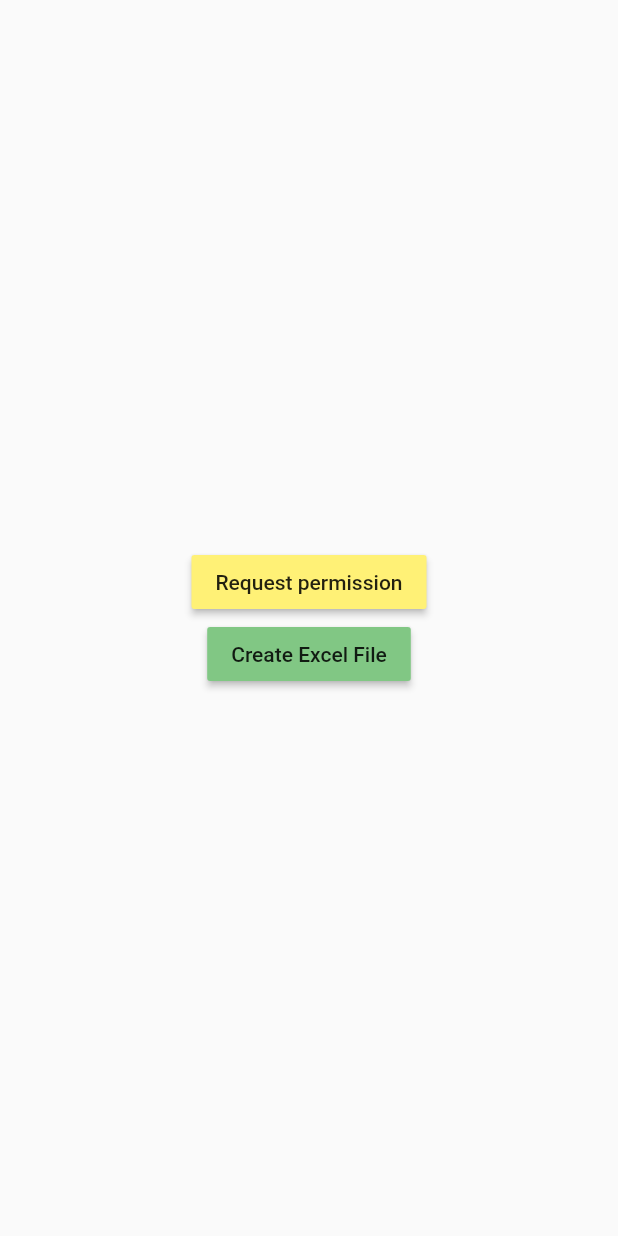
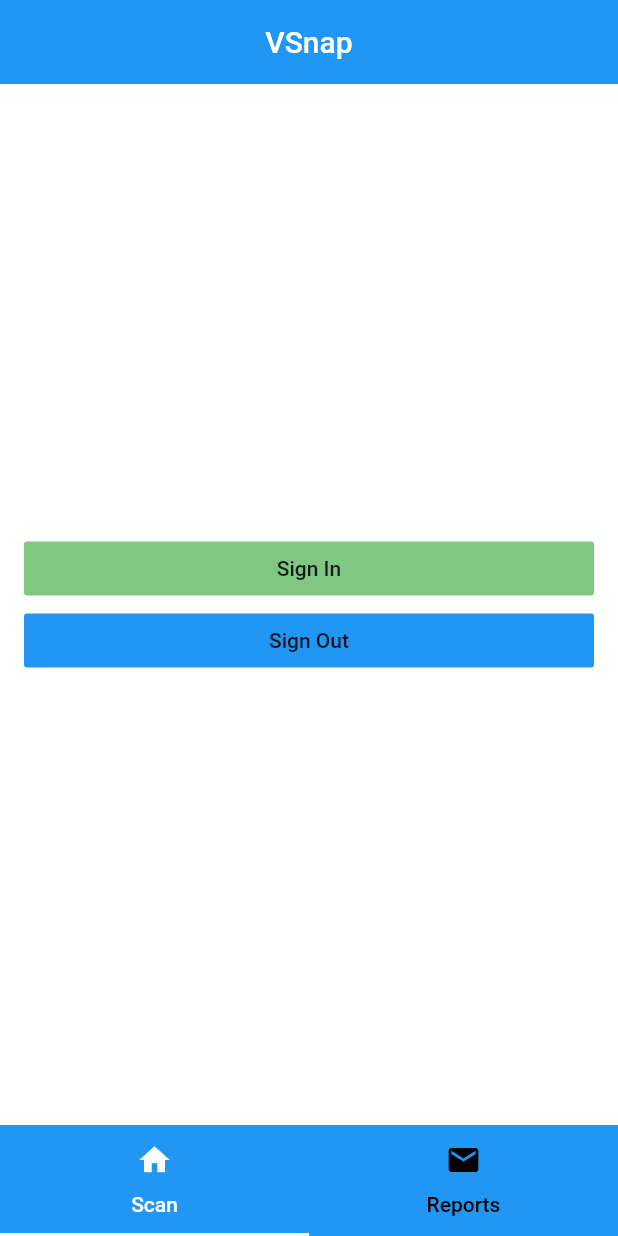
Before and after one commit to kitsoNamane/vsnap, a Flutter app: the screen it shows after launch, on a phone screen of 412 x 824 dp. Run offline on Flutter 3.47's test engine with Material 2 defaults, Android fonts, the phone set to English and light mode, and no system bars; our stand-ins replace moor, moor_ffi, permission_handler; missing offline and left inert: excel, flutter_email_sender, flutter_mrz_scanner; generated files the repository leaves out were written again.

```diff
--- a/lib/data/local/excel_data_source.dart
+++ b/lib/data/excel_data_source.dart
@@ -48,5 +48,6 @@ class ExcelDataSource {
     //print("$row");
     //}
     //}
+    return Future.value();
   }
 }
--- a/lib/main.dart
+++ b/lib/main.dart
@@ -1,52 +1,4 @@
 import 'package:flutter/material.dart';
-import 'package:vsnap/data/local/excel_data_source.dart';
-import 'package:vsnap/utils/permissions_service.dart';
-import 'package:vsnap/utils/utils.dart';
+import 'package:vsnap/ui/ui.dart';
 
-void main() => runApp(MyApp());
-
-class MyApp extends StatelessWidget {
-  @override
-  Widget build(BuildContext context) {
-    return MaterialApp(
-        title: 'Flutter Demo',
-        home: Scaffold(
-          body: Center(
-            child: Column(
-              crossAxisAlignment: CrossAxisAlignment.center,
-              mainAxisAlignment: MainAxisAlignment.center,
-              children: <Widget>[
-                MaterialButton(
-                  color: Colors.yellow[300],
-                  child: Text('Request permission'),
-                  onPressed: () {
-                    getAppPermissions();
-                    //Utils.myUtils();
-                    //var _excel = ExcelDataSource();
-                    //_excel.createExcelFile();
-                  },
-                ),
-                MaterialButton(
-                  color: Colors.green[300],
-                  child: Text('Create Excel File'),
-                  onPressed: () {
-                    var _excel = ExcelDataSource();
-                    _excel.createExcelFile(getCurrentTime()).then((file) {
-                      _excel.readExcel(file.path);
-                      sendEMail(file.path);
-                      //print("excel file created");
-                      //print("$file.path");
-                    });
-                    //var _file =
-                    //    FileStorage.file("${Utils.getCurrentTime()}.xlsx")
-                    //        .then((file) {
-                    //  print(file.path);
-                    //});
-                  },
-                ),
-              ],
-            ),
-          ),
-        ));
-  }
-}
+void main() => runApp(AndroidApp());
--- /dev/null
+++ b/lib/ui/cupertino/app.dart
@@ -0,0 +1,15 @@
+import 'package:flutter/cupertino.dart';
+
+class IOSApp extends StatelessWidget {
+  const IOSApp({Key key}) : super(key: key);
+  @override
+  Widget build(BuildContext context) {
+    return CupertinoApp(
+      home: CupertinoPageScaffold(
+        navigationBar: CupertinoNavigationBar(
+          middle: Text("VSnap"),
+        ),
+        child: Container()),
+    );
+  }
+}
--- a/lib/ui/material/app.dart
+++ b/lib/ui/material/app.dart
@@ -0,0 +1,16 @@
+import 'package:flutter/material.dart';
+import 'package:vsnap/ui/material/widgets/widgets.dart';
+
+class AndroidApp extends StatelessWidget {
+  const AndroidApp({Key key}) : super(key: key);
+
+  @override
+  Widget build(BuildContext context) {
+    return MaterialApp(
+      title: "VSnap",
+      initialRoute: '/',
+      onGenerateRoute: RouteGenerator.generateRoute,
+      home: HomePage(),
+    );
+  }
+}
--- /dev/null
+++ b/lib/ui/material/widgets/bottom_navigation.dart
@@ -0,0 +1,5 @@
+import 'package:flutter/material.dart';
+
+var bottomNavigation = BottomNavigationBar(
+  items: []
+  );
--- /dev/null
+++ b/lib/ui/material/widgets/home_page.dart
@@ -0,0 +1,38 @@
+
+import 'package:flutter/material.dart';
+
+import 'home_tab.dart';
+import 'reports_tab.dart';
+
+class HomePage extends StatelessWidget {
+  const HomePage({
+    Key key,
+  }) : super(key: key);
+
+  @override
+  Widget build(BuildContext context) {
+    return DefaultTabController(
+        length: 2,
+        child: Scaffold(
+          appBar: AppBar(
+            title: Text("VSnap"),
+            centerTitle: true,
+            elevation: 0.0,
+          ),
+          body: TabBarView(children: [HomeTab(), ReportsTab()]),
+          backgroundColor: Colors.blue,
+          bottomNavigationBar: TabBar(
+              tabs: [
+                Tab(icon: Icon(Icons.home), text: "Scan"),
+                Tab(icon: Icon(Icons.email), text: "Reports"),
+              ],
+              labelColor: Colors.white,
+              labelPadding: EdgeInsets.zero,
+              unselectedLabelColor: Colors.black,
+              indicatorWeight: 2.0,
+              indicatorSize: TabBarIndicatorSize.tab,
+              indicatorPadding: EdgeInsets.zero,
+              indicatorColor: Colors.white),
+        ));
+  }
+}
--- /dev/null
+++ b/lib/ui/material/widgets/home_tab.dart
@@ -0,0 +1,27 @@
+
+import 'package:flutter/material.dart';
+
+import 'scan_button.dart';
+
+class HomeTab extends StatelessWidget {
+  const HomeTab({
+    Key key,
+  }) : super(key: key);
+
+  @override
+  Widget build(BuildContext context) {
+      return  Container(
+        color: Colors.white,
+        child: Center(
+            child: Column(
+              crossAxisAlignment: CrossAxisAlignment.center,
+              mainAxisAlignment: MainAxisAlignment.center,
+          children: <Widget>[ScanBtn(navRoute:"Sign In", btnColor: Colors.green[300]),
+          ScanBtn(navRoute: "Sign Out", btnColor: Colors.blue[500],)
+          ],
+        ),
+        //bottomNavigationBar: BottomNavigationBar(items: null),
+    ),
+      );
+  }
+}
--- /dev/null
+++ b/lib/ui/material/widgets/scan_button.dart
@@ -0,0 +1,24 @@
+import 'package:flutter/material.dart';
+
+class ScanBtn extends StatelessWidget {
+  final String navRoute;
+  final Color btnColor;
+
+  const ScanBtn({Key key, this.navRoute, this.btnColor}) : super(key: key);
+
+  @override
+  Widget build(BuildContext context) {
+    return Container(
+      padding: EdgeInsets.only(left:16.0, right: 16.0),
+      width: double.infinity,
+      child: MaterialButton(
+        color: btnColor,
+        elevation: 0.0,
+        onPressed: () {
+          print("go to scan screen");
+        },
+        child: Text(navRoute),
+      ),
+    );
+  }
+}
--- /dev/null
+++ b/lib/ui/material/widgets/widgets.dart
@@ -0,0 +1,3 @@
+export 'home_page.dart';
+export 'camera_page.dart';
+export 'router.dart';
--- /dev/null
+++ b/lib/ui/ui.dart
@@ -0,0 +1,2 @@
+export 'cupertino/app.dart';
+export 'material/app.dart';
--- a/lib/utils/file_storage.dart
+++ b/lib/utils/file_storage.dart
@@ -35,4 +35,5 @@ Future<void> removeAllFiles() {
       dirItem.delete(recursive: false);
     });
   });
+  return Future.value();
 }
--- a/lib/utils/permissions_service.dart
+++ b/lib/utils/permissions_service.dart
@@ -31,8 +31,8 @@ Future<bool> getAppPermissions() async {
   Map<Permission, PermissionStatus> statuses = await _permissions.request();
   statuses.forEach((key, value) {
     if (value != PermissionStatus.granted) {
-      return false;
+      return Future.value(false);
     }
   });
-  return true;
+  return Future.value(true);
 }
--- a/pubspec.yaml
+++ b/pubspec.yaml
@@ -35,6 +35,7 @@ dependencies:
   # The following adds the Cupertino Icons font to your application.
   # Use with the CupertinoIcons class for iOS style icons.
   cupertino_icons: ^0.1.2
+  flutter_launcher_icons: ^0.7.4
 
 dev_dependencies:
   flutter_test:
```
Also changed, not shown: lib/ui/material/widgets/camera_page.dart (renamed from lib/camera_page.dart, +8 -2 lines), lib/ui/material/widgets/reports_tab.dart (added, +15 -0 lines), lib/ui/material/widgets/router.dart (added, +46 -0 lines), lib/ui/cuppertino/app.dart (deleted), lib/ui/custom/app.dart (deleted), pubspec.lock, 2 other files.
